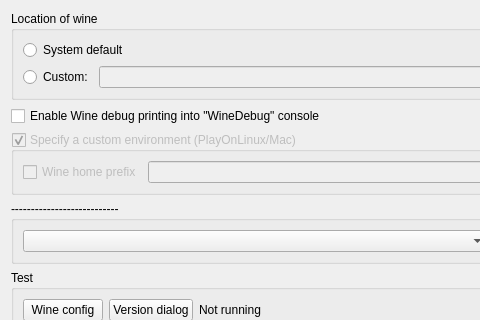
Above: Editor/testing/wine/wine_setup.ui from WohlSoft/Moondust-Project before the change; both pictures show x 0 to 480 and y 0 to 320 of the 598 by 555 pixel window. Below: the same form after it.
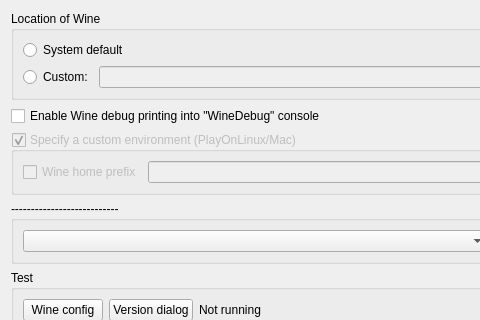
That is the form after the change.

```diff
--- a/Editor/testing/wine/wine_setup.ui
+++ b/Editor/testing/wine/wine_setup.ui
@@ -159,7 +159,7 @@
    <item row="0" column="0">
     <widget class="QGroupBox" name="wineLocationGroup">
      <property name="title">
-      <string>Location of wine</string>
+      <string>Location of Wine</string>
      </property>
      <layout class="QGridLayout" name="gridLayout" columnstretch="0,10000,0">
       <property name="sizeConstraint">
```
Left out of the diff: 2 changed lines with no effect on the pictures.
